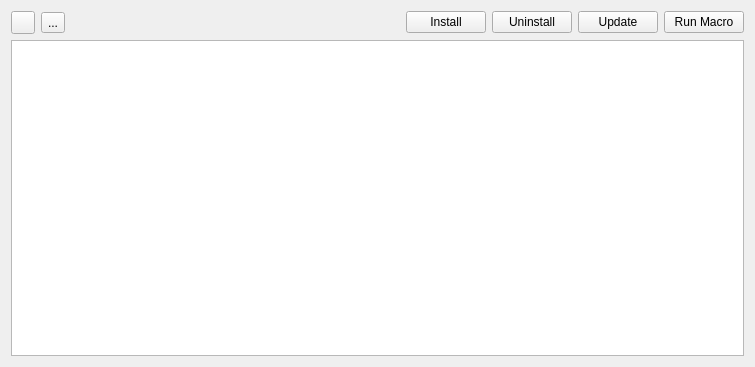
chennes/AddonManager, file package_details.ui: the form before one commit.
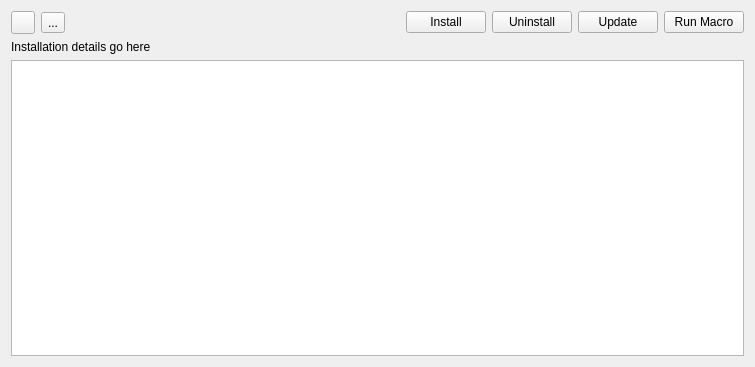
The form after the commit.

Commit message:
Addon Manager: Improve display of install details
As suggested in the forums, this adds display of the installation date and
installed version to the expanded display and detail view.

The edit to the form file:
```diff
--- a/package_details.ui
+++ b/package_details.ui
@@ -76,6 +76,19 @@
      </item>
     </layout>
    </item>
+   <item>
+    <widget class="QLabel" name="labelInstallationDetails">
+     <property name="text">
+      <string notr="true">Installation details go here</string>
+     </property>
+     <property name="wordWrap">
+      <bool>true</bool>
+     </property>
+     <property name="openExternalLinks">
+      <bool>false</bool>
+     </property>
+    </widget>
+   </item>
    <item>
     <widget class="QTextBrowser" name="textBrowserReadMe"/>
    </item>
```
The commit also changes 5 other files.
